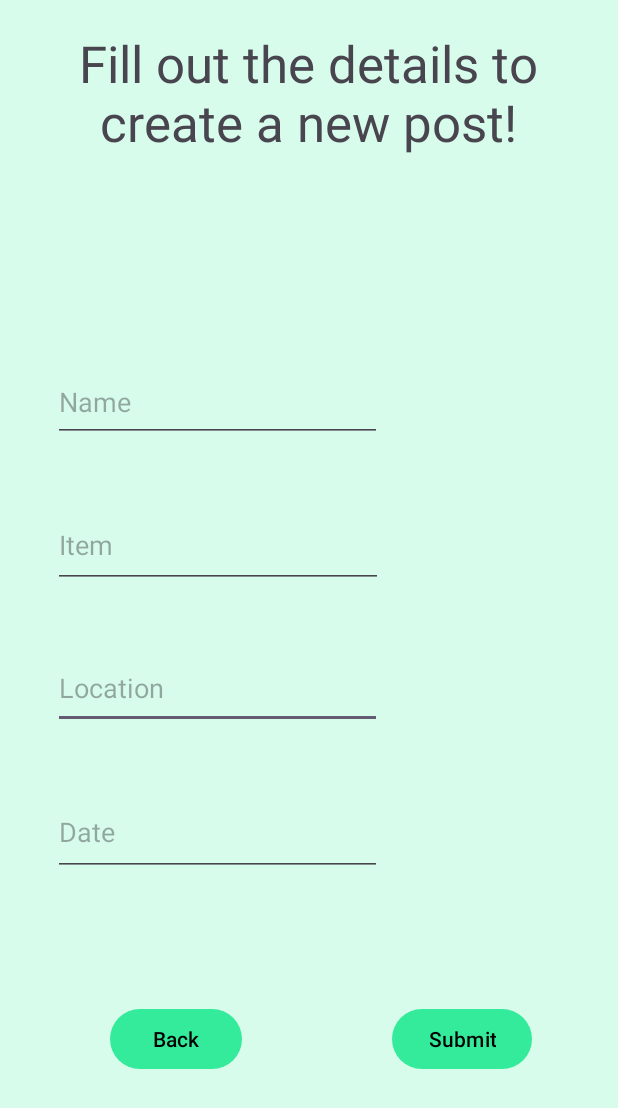
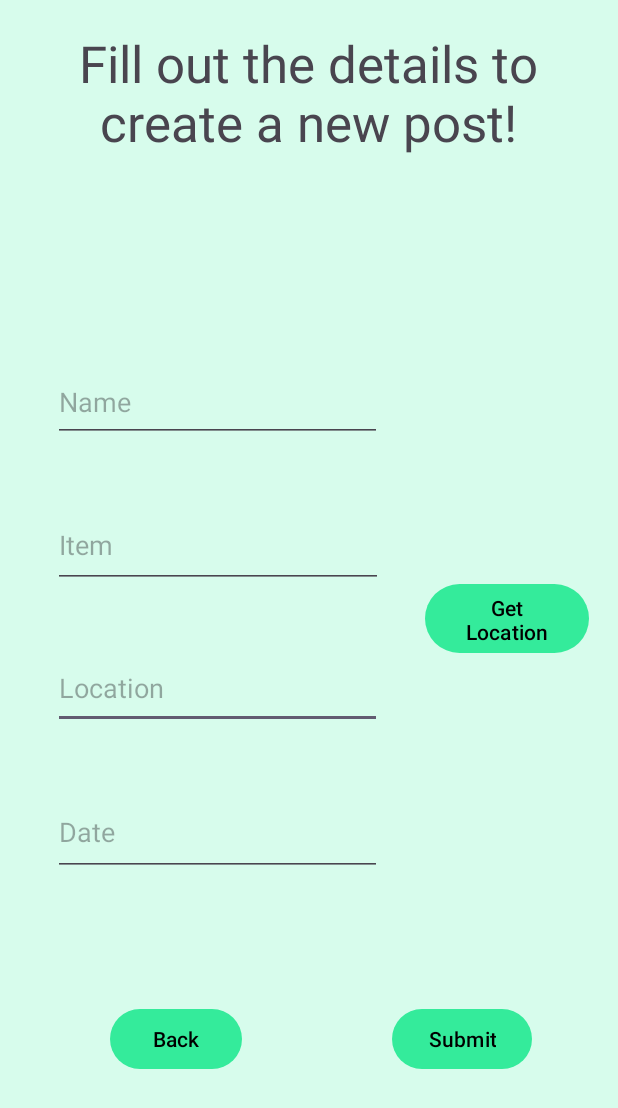
Before and after one commit to KaimonDeBruijne/Task_7.1P, an Android app: the AddActivity screen opened directly, with no data from a screen before it, on a phone screen of 412 x 824 dp. Shown: the top 1108 px of the screen. Run offline under Robolectric (Android 15) with nearby library versions, the phone set to English and light mode, and no system bars; 1 statement that could not run was skipped.

Commit message:
Small fix

```diff
--- a/app/src/main/AndroidManifest.xml
+++ b/app/src/main/AndroidManifest.xml
@@ -1,7 +1,9 @@
 <?xml version="1.0" encoding="utf-8"?>
 <manifest xmlns:android="http://schemas.android.com/apk/res/android"
     xmlns:tools="http://schemas.android.com/tools">
-    <uses-permission android:name="android.permission.ACCESS_FINE_LOCATION"></uses-permission>
+    <uses-permission android:name="android.permission.ACCESS_FINE_LOCATION" tools:node="remove"/>
+    <uses-permission android:name="android.permission.ACCESS_COARSE_LOCATION" tools:node="remove"/>
+    <uses-permission android:name="android.permission.ACCESS_FINE_LOCATION" />
     <uses-permission android:name="android.permission.INTERNET"></uses-permission>
 
 
--- a/app/src/main/java/kaimon/myapp/lostandfoundv2/AddActivity.java
+++ b/app/src/main/java/kaimon/myapp/lostandfoundv2/AddActivity.java
@@ -1,7 +1,16 @@
 package kaimon.myapp.lostandfoundv2;
 
+import static android.Manifest.permission.ACCESS_FINE_LOCATION;
+
 import android.app.Activity;
+import android.content.Context;
 import android.content.Intent;
+import android.content.pm.PackageManager;
+import android.location.Address;
+import android.location.Geocoder;
+import android.location.Location;
+import android.location.LocationListener;
+import android.location.LocationManager;
 import android.os.Bundle;
 import android.util.Log;
 import android.view.View;
@@ -10,23 +19,34 @@ import android.widget.EditText;
 
 import androidx.activity.result.ActivityResultLauncher;
 import androidx.activity.result.contract.ActivityResultContracts;
+import androidx.annotation.NonNull;
 import androidx.appcompat.app.AppCompatActivity;
+import androidx.core.app.ActivityCompat;
+import androidx.core.content.ContextCompat;
 
 import com.google.android.gms.maps.GoogleMap;
+import com.google.android.gms.tasks.Task;
 import com.google.android.libraries.places.api.Places;
 import com.google.android.libraries.places.api.model.Place;
+import com.google.android.libraries.places.api.model.PlaceLikelihood;
+import com.google.android.libraries.places.api.net.FindCurrentPlaceRequest;
+import com.google.android.libraries.places.api.net.FindCurrentPlaceResponse;
 import com.google.android.libraries.places.widget.Autocomplete;
 import com.google.android.libraries.places.widget.model.AutocompleteActivityMode;
 
+import java.io.IOException;
 import java.util.Arrays;
+import java.util.Collections;
 import java.util.List;
+import java.util.Locale;
 
 public class AddActivity extends AppCompatActivity {
 
     EditText name, itemName, location, date;
-    Button submit, back;
-
-    GoogleMap mMap;
+    Button submit, back, getLocation;
+    Location current;
+    LocationManager place;
+    LocationListener check;
 
     @Override
     protected void onCreate(Bundle savedInstanceState) {
@@ -40,8 +60,12 @@ public class AddActivity extends AppCompatActivity {
 
         submit = findViewById(R.id.submit);
         back = findViewById(R.id.back);
+        getLocation = findViewById(R.id.getLocation);
 
-        if(!Places.isInitialized()){
+        place = (LocationManager) this.getSystemService(LOCATION_SERVICE);
+        check = location -> {};
+
+        if (!Places.isInitialized()) {
             Places.initialize(getApplicationContext(), BuildConfig.MAPS_API_KEY);
 
         }
@@ -56,6 +80,38 @@ public class AddActivity extends AppCompatActivity {
                 Intent intent = new Autocomplete.IntentBuilder(AutocompleteActivityMode.OVERLAY, fields)
                         .build(getApplicationContext());
                 startAutocomplete.launch(intent);
+            }
+        });
+
+        getLocation.setOnClickListener(new View.OnClickListener() {
+            @Override
+            public void onClick(View v) {
+                if (ActivityCompat.checkSelfPermission(AddActivity.this, android.Manifest.permission.ACCESS_FINE_LOCATION) != PackageManager.PERMISSION_GRANTED && ActivityCompat.checkSelfPermission(AddActivity.this, android.Manifest.permission.ACCESS_COARSE_LOCATION) != PackageManager.PERMISSION_GRANTED) {
+                    return;
+                }
+
+                current = place.getLastKnownLocation(LocationManager.GPS_PROVIDER);
+                if (current != null) {
+                    Geocoder geocoder = new Geocoder(AddActivity.this, Locale.getDefault());
+
+                    try {
+                        List<Address> addresses = geocoder.getFromLocation(current.getLatitude(), current.getLongitude(), 1);
+                        if (addresses != null && !addresses.isEmpty()) {
+                            Address address = addresses.get(0);
+                            location.setText(address.getAddressLine(0));
+                        }
+                    } catch (IOException e) {
+                        throw new RuntimeException(e);
+                    }
+//                    String test = current.toString();
+//                    Log.i("TAG", test);
+//                    location.setText(test);
+//                }
+//                else {
+//                    location.setText("Issue Connecting to GPS");
+//                    Log.i("TAG", "Failing to get location");
+//                }
+                }
             }
         });
 
@@ -87,8 +143,6 @@ public class AddActivity extends AppCompatActivity {
                 finish();
             }
         });
-
-
     }
     private final ActivityResultLauncher<Intent> startAutocomplete = registerForActivityResult(
             new ActivityResultContracts.StartActivityForResult(),
@@ -97,13 +151,8 @@ public class AddActivity extends AppCompatActivity {
                     Intent intent = result.getData();
                     if (intent != null) {
                         Place place = Autocomplete.getPlaceFromIntent(intent);
-                        Log.i("TAG", "Place: ${place.getName()}, ${place.getId()}");
-
                         location.setText(place.getName());
                     };
-                } else if (result.getResultCode() == Activity.RESULT_CANCELED) {
-                    // The user canceled the operation.
-                    Log.i("TAG", "User canceled autocomplete");
-                }
+                } else if (result.getResultCode() == Activity.RESULT_CANCELED) {}
             });
 }
--- a/app/src/main/java/kaimon/myapp/lostandfoundv2/ItemViewModel.java
+++ b/app/src/main/java/kaimon/myapp/lostandfoundv2/ItemViewModel.java
@@ -5,8 +5,10 @@ import android.app.Application;
 import androidx.annotation.NonNull;
 import androidx.lifecycle.AndroidViewModel;
 import androidx.lifecycle.LiveData;
+import androidx.lifecycle.Transformations;
 
 import java.util.List;
+import java.util.stream.Collectors;
 
 public class ItemViewModel extends AndroidViewModel {
 
@@ -23,7 +25,6 @@ public class ItemViewModel extends AndroidViewModel {
     public LiveData<List<Item>> getAllItems() {
         return items;
     }
-
     public void insert(Item item){
         itemRepository.insert(item);
     }
--- a/app/src/main/res/layout/activity_add.xml
+++ b/app/src/main/res/layout/activity_add.xml
@@ -21,6 +21,19 @@
         app:layout_constraintStart_toEndOf="@+id/back"
         app:layout_constraintTop_toTopOf="parent"
         app:layout_constraintVertical_bias="0.862" />
+
+    <Button
+        android:id="@+id/getLocation"
+        android:layout_width="109dp"
+        android:layout_height="54dp"
+        android:text="Get Location"
+        android:textColor="#000000"
+        app:backgroundTint="#34eb9b"
+        app:layout_constraintBottom_toBottomOf="parent"
+        app:layout_constraintEnd_toEndOf="parent"
+        app:layout_constraintHorizontal_bias="0.937"
+        app:layout_constraintStart_toStartOf="parent"
+        app:layout_constraintTop_toTopOf="parent" />
 
     <EditText
         android:id="@+id/editLocation"
--- a/app/src/main/res/layout/activity_map_view.xml
+++ b/app/src/main/res/layout/activity_map_view.xml
@@ -9,11 +9,13 @@
     <fragment
         android:id="@+id/map"
         android:name="com.google.android.gms.maps.SupportMapFragment"
-        android:layout_width="match_parent"
-        android:layout_height="match_parent"
+        android:layout_width="416dp"
+        android:layout_height="728dp"
         app:layout_constraintBottom_toBottomOf="parent"
         app:layout_constraintEnd_toEndOf="parent"
         app:layout_constraintStart_toStartOf="parent"
         app:layout_constraintTop_toTopOf="parent"
+        app:layout_constraintVertical_bias="0.977"
         tools:context=".MapViewActivity" />
+
 </androidx.constraintlayout.widget.ConstraintLayout>
--- a/app/src/main/res/layout/activity_view_ad.xml
+++ b/app/src/main/res/layout/activity_view_ad.xml
@@ -9,8 +9,8 @@
 
     <androidx.recyclerview.widget.RecyclerView
         android:id="@+id/recyclerView2"
-        android:layout_width="414dp"
-        android:layout_height="653dp"
+        android:layout_width="410dp"
+        android:layout_height="602dp"
         app:layout_constraintBottom_toBottomOf="parent"
         app:layout_constraintEnd_toEndOf="parent"
         app:layout_constraintHorizontal_bias="0.333"
```
Also changed, not shown: app/src/main/java/kaimon/myapp/lostandfoundv2/MapViewActivity.java (+54 -24 lines).
